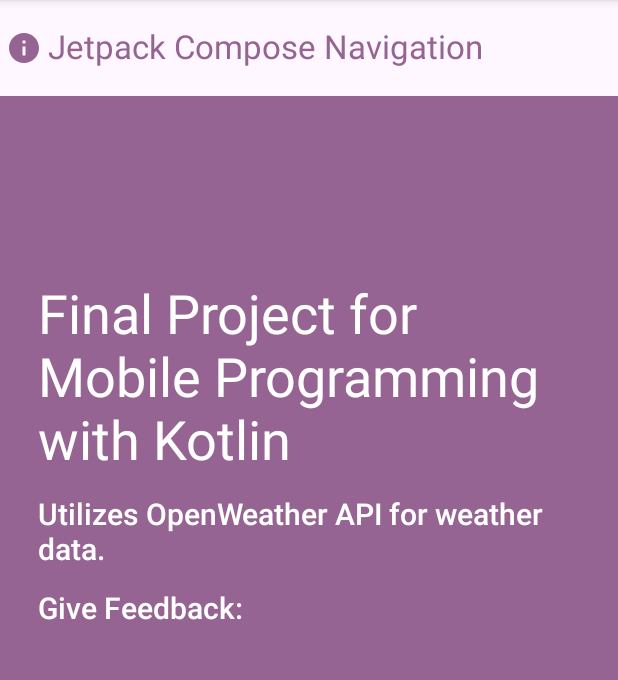
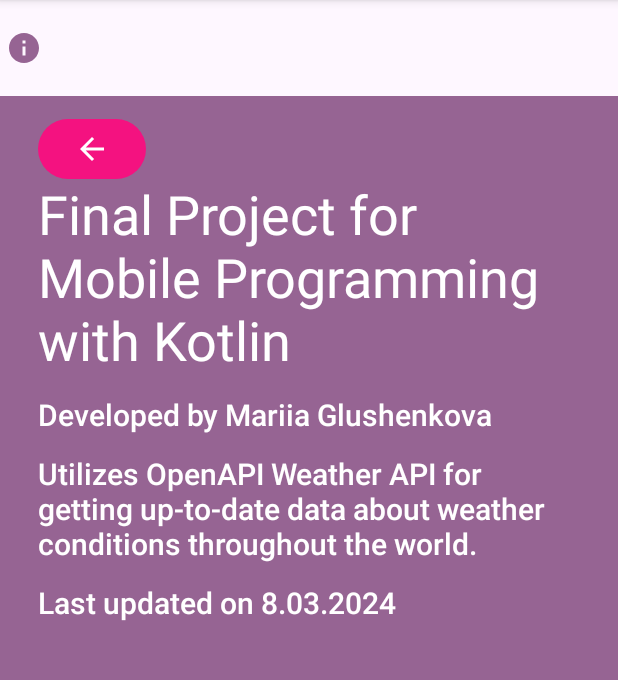
Before and after one commit to maguitaria/pogoda, an Android app built with Jetpack Compose: the InfoScreen screen opened through its navigation route, on a phone screen of 412 x 824 dp, the part 84-764 px from its top. Run offline under Robolectric (Android 15) with nearby library versions, the phone set to English and light mode, and no system bars; our stand-ins replace livedata-compose; pictures from the network do not load.

Commit message:
Accomplish Info Screen

```diff
--- a/app/src/main/java/com/example/myapplication/InfoScreen.kt
+++ b/app/src/main/java/com/example/myapplication/InfoScreen.kt
@@ -5,6 +5,8 @@ package com.example.myapplication
 import androidx.compose.foundation.background
 import androidx.compose.foundation.clickable
 import androidx.compose.foundation.layout.*
+import androidx.compose.material.icons.Icons
+import androidx.compose.material.icons.filled.Send
 import androidx.compose.material3.*
 import androidx.compose.runtime.Composable
 import androidx.compose.ui.Modifier
@@ -29,14 +31,23 @@ fun InfoScreen(navController: NavHostController) {
             .background(MaterialTheme.colorScheme.onSurface)
     ) {
 
-        InfoScreenAppBar(navController = navController)
+
 
         Column(
             modifier = Modifier
                 .padding(25.dp)
                 .background(MaterialTheme.colorScheme.onSurface)
         ) {
-            Spacer(modifier = Modifier.height(100.dp))
+            Spacer(modifier = Modifier.height(50.dp))
+            Button(onClick ={ navController.navigate("home") }) {
+                Icon(
+                    painter = painterResource(R.drawable.baseline_arrow_back_24),
+                    contentDescription = stringResource(id = R.string.back_icon_desc),
+                    modifier = Modifier.clickable {
+                        navController.navigate("home")
+                    }
+                )
+            }
 
             Text(
                 text = "Final Project for Mobile Programming with Kotlin",
@@ -45,37 +56,25 @@ fun InfoScreen(navController: NavHostController) {
             )
 
             Text(
-                text = "Utilizes OpenWeather API for weather data.",
+                text = "Developed by Mariia Glushenkova",
                 style = MaterialTheme.typography.displaySmall,
                 modifier = Modifier.padding(bottom = 16.dp)
             )
-
             Text(
-                text = "Give Feedback:",
+                text = "Utilizes OpenAPI Weather API for getting up-to-date data about weather conditions throughout the world.",
+                style = MaterialTheme.typography.displaySmall,
+                modifier = Modifier.padding(bottom = 16.dp)
+            )
+            Text(
+                text = "Last updated on 8.03.2024",
                 style = MaterialTheme.typography.displaySmall,
                 modifier = Modifier.padding(bottom = 8.dp)
             )
+
         }
     }
 }
 
-@OptIn(ExperimentalMaterial3Api::class)
-@Composable
-fun InfoScreenAppBar(navController: NavHostController) {
-    TopAppBar(
-        title = { Text("Project Info") },
-        modifier = Modifier.background(MaterialTheme.colorScheme.secondary),
-        navigationIcon = {
-            Icon(
-                painter = painterResource(R.drawable.baseline_arrow_back_24),
-                contentDescription = stringResource(id = R.string.back_icon_desc),
-                modifier = Modifier.clickable {
-                    navController.navigateUp()
-                }
-            )
-        }
-    )
-}
 
 @OptIn(ExperimentalMaterial3Api::class)
 @Preview
--- a/app/src/main/java/com/example/myapplication/MainActivity.kt
+++ b/app/src/main/java/com/example/myapplication/MainActivity.kt
@@ -68,8 +68,8 @@ class MainActivity : AppCompatActivity() {
         Scaffold(
             topBar = {
                 TopAppBar(
-                    title = { Text("Jetpack Compose Navigation") },
-                    modifier = Modifier.background(MaterialTheme.colorScheme.secondary),
+                    title = { Text("") },
+                    modifier = Modifier.background(MaterialTheme.colorScheme.onBackground),
                     navigationIcon = {
                         Icon(
                             painter = painterResource(R.drawable.baseline_info_24),
--- /dev/null
+++ b/app/src/main/java/com/example/myapplication/WeatherScreen.kt
@@ -0,0 +1,226 @@
+import androidx.compose.foundation.Image
+import androidx.compose.foundation.background
+import androidx.compose.foundation.border
+import androidx.compose.foundation.layout.Box
+import androidx.compose.foundation.layout.Column
+import androidx.compose.foundation.layout.Spacer
+import androidx.compose.foundation.layout.fillMaxSize
+import androidx.compose.foundation.layout.fillMaxWidth
+import androidx.compose.foundation.layout.height
+import androidx.compose.foundation.layout.padding
+import androidx.compose.foundation.layout.size
+import androidx.compose.foundation.layout.width
+import androidx.compose.foundation.shape.CircleShape
+import androidx.compose.foundation.shape.RoundedCornerShape
+import androidx.compose.foundation.text.KeyboardOptions
+import androidx.compose.material.icons.Icons
+import androidx.compose.material.icons.filled.Send
+import androidx.compose.material3.Button
+import androidx.compose.material3.Icon
+import androidx.compose.material3.LocalTextStyle
+import androidx.compose.material3.MaterialTheme
+import androidx.compose.material3.OutlinedTextField
+import androidx.compose.material3.SnackbarHostState
+import androidx.compose.material3.Text
+import androidx.compose.runtime.Composable
+import androidx.compose.runtime.getValue
+import androidx.compose.runtime.livedata.observeAsState
+import androidx.compose.runtime.mutableStateOf
+import androidx.compose.runtime.remember
+import androidx.compose.runtime.rememberCoroutineScope
+import androidx.compose.runtime.setValue
+import androidx.compose.ui.Alignment
+import androidx.compose.ui.Modifier
+import androidx.compose.ui.draw.clip
+import androidx.compose.ui.graphics.Color
+import androidx.compose.ui.layout.ContentScale
+import androidx.compose.ui.text.SpanStyle
+import androidx.compose.ui.text.buildAnnotatedString
+import androidx.compose.ui.text.font.FontWeight
+import androidx.compose.ui.text.input.ImeAction
+import androidx.compose.ui.text.withStyle
+import androidx.compose.ui.tooling.preview.Preview
+import androidx.compose.ui.unit.dp
+import androidx.compose.ui.unit.sp
+import androidx.lifecycle.viewmodel.compose.viewModel
+import coil.compose.rememberAsyncImagePainter
+import com.example.myapplication.model.CurrentWeatherResponse
+import com.example.myapplication.subscribe
+import com.example.myapplication.viewmodel.MainViewModel
+import kotlinx.coroutines.launch
+
+
+@Composable
+fun WeatherApp(mainViewModel: MainViewModel = viewModel()) {
+
+    var cityName by remember { mutableStateOf("") }
+    var cityNameInput by remember { mutableStateOf("") }
+
+    Column(
+        modifier = Modifier
+            .fillMaxSize()
+            .padding(30.dp)
+    ) {
+        Spacer(modifier = Modifier.height(30.dp))
+        Header()
+        Spacer(modifier = Modifier.height(16.dp))
+
+        // Search Field for City Name
+        OutlinedTextField(
+            value = cityName,
+            onValueChange = { cityName = it },
+            label = { Text(text = "Enter your city") },
+            modifier = Modifier
+                .fillMaxWidth()
+                .height(60.dp),
+            keyboardOptions = KeyboardOptions.Default.copy(
+                imeAction = ImeAction.Done
+            ),
+            singleLine = true,
+            textStyle = LocalTextStyle.current.copy(fontSize = 18.sp)
+        )
+//TODO add handling of special characters sending to API request
+
+        Spacer(modifier = Modifier.height(16.dp))
+
+        Button(
+            onClick = {
+                if (cityName.isNotBlank()) {
+                    mainViewModel.getWeatherData(cityName)
+                    cityNameInput = cityName
+
+                }
+            },
+            modifier = Modifier
+                .fillMaxWidth()
+                .height(35.dp),
+            enabled = cityName.isNotBlank()
+        ) {
+            Icon(Icons.Default.Send, contentDescription = null)
+            Spacer(modifier = Modifier.width(8.dp))
+            Text(text = "Send Request")
+        }
+
+        Spacer(modifier = Modifier.height(16.dp))
+        subscribe(mainViewModel)
+        val weatherData by mainViewModel.weatherData.observeAsState(null)
+        weatherData?.let {
+            CoilImage(it)
+            Spacer(modifier = Modifier.height(16.dp))
+            setResultText(it)
+
+        }
+
+    }
+}
+
+
+@Composable
+private fun CoilImage(weatherData: CurrentWeatherResponse) {
+
+    val iconUrl = "https:${weatherData.current?.condition?.icon}"
+    println(iconUrl)
+
+    Box(
+        modifier = Modifier
+            .size(120.dp)
+            .background(MaterialTheme.colorScheme.primary, shape = RoundedCornerShape(8.dp)),
+        contentAlignment = Alignment.Center
+    ) {
+        // Load image from URL using Coil's rememberImagePainter
+        Image(
+            painter = rememberAsyncImagePainter(model = iconUrl),
+            contentDescription = null,
+            contentScale = ContentScale.Crop,
+            modifier = Modifier
+                .size(100.dp)
+                .padding(bottom = 5.dp)
+                .clip(CircleShape)
+                .align(Alignment.Center)
+        )
+    }
+}
+
+
+@Composable
+fun Header() {
+    Text(
+        text = "Weather Forecast",
+        style = MaterialTheme.typography.displaySmall,
+        color  = MaterialTheme.colorScheme.primary,
+        modifier = Modifier
+            .padding(all = 5.dp)
+    )
+}
+
+@Composable
+fun setResultText(weatherData: CurrentWeatherResponse) {
+    Box(
+        modifier = Modifier
+            .fillMaxWidth()
+            .background(MaterialTheme.colorScheme.onBackground) // Use the desired background color
+            .padding(16.dp)
+            .border(1.dp, MaterialTheme.colorScheme.primary),
+        contentAlignment = Alignment.Center
+    ) {
+        Column(
+            modifier = Modifier
+                .fillMaxWidth()
+                .padding(16.dp)
+        ) {
+            // Display town name in a larger font
+            Text(
+                text = buildAnnotatedString {
+                    withStyle(
+                        style = SpanStyle(
+                            fontSize = 28.sp,
+                            fontWeight = FontWeight.Bold
+                        )
+                    ) {
+                        append("${weatherData.location?.name}")
+                    }
+                },
+                color = MaterialTheme.colorScheme.secondary,
+                modifier = Modifier.padding(bottom = 8.dp)
+
+            )
+
+            // Display temperature
+            Text(
+                text = buildAnnotatedString {
+                    withStyle(style = SpanStyle(fontSize = 24.sp)) {
+                        append("${weatherData.current?.tempC}°C")
+                    }
+                },
+                color = MaterialTheme.colorScheme.secondary,
+                modifier = Modifier.padding(bottom = 16.dp)
+            )
+
+            // Display temperature
+            Text(
+                text = buildAnnotatedString {
+                    withStyle(style = SpanStyle(fontSize = 24.sp)) {
+                        append("${weatherData.current?.condition?.text}\n")
+                        append("Country: ${weatherData.location?.country}")
+                    }
+                },
+                color = MaterialTheme.colorScheme.secondary,
+                modifier = Modifier.padding(bottom = 16.dp)
+            )
+
+            Text(
+                text = buildAnnotatedString {
+                    withStyle(style = SpanStyle(fontSize = 18.sp)) {
+
+                        append("Country: ${weatherData.location?.country}\n")
+                        append("Timezone ID: ${weatherData.location?.tzId}\n")
+                        append("Local Time: ${weatherData.location?.localtime}\n")
+                        append("Wind speed (kph): ${weatherData.current?.wind_kph}\n")
+                        append("Fahrenheit: ${weatherData.current?.tempF}\n")
+                    }
+                },
+                color = MaterialTheme.colorScheme.primary
+            )
+        }
+    }
+}
```
